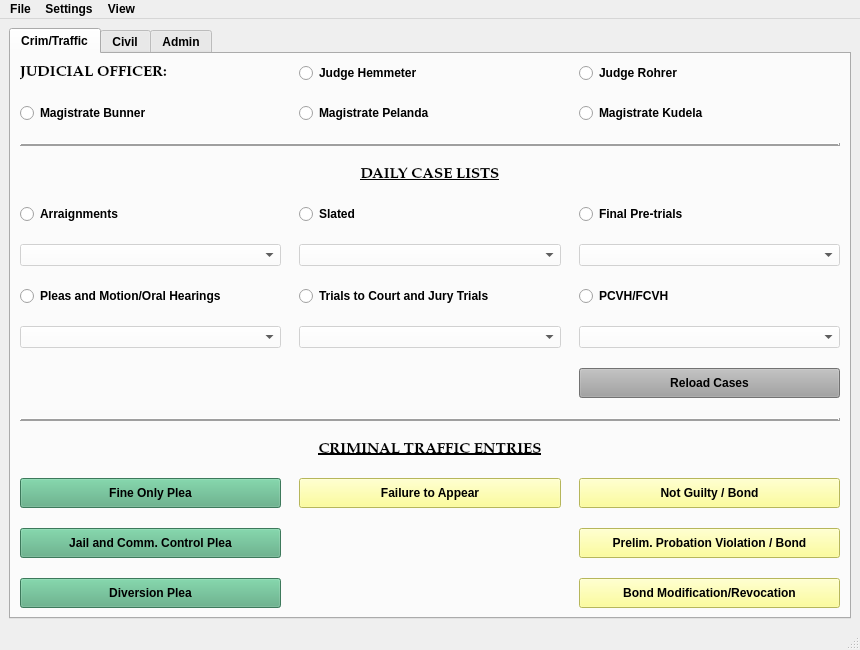
Above: package/views/ui/MainWindow.ui from HunterProgram22/MuniEntry before the change. Below: the same form after it.
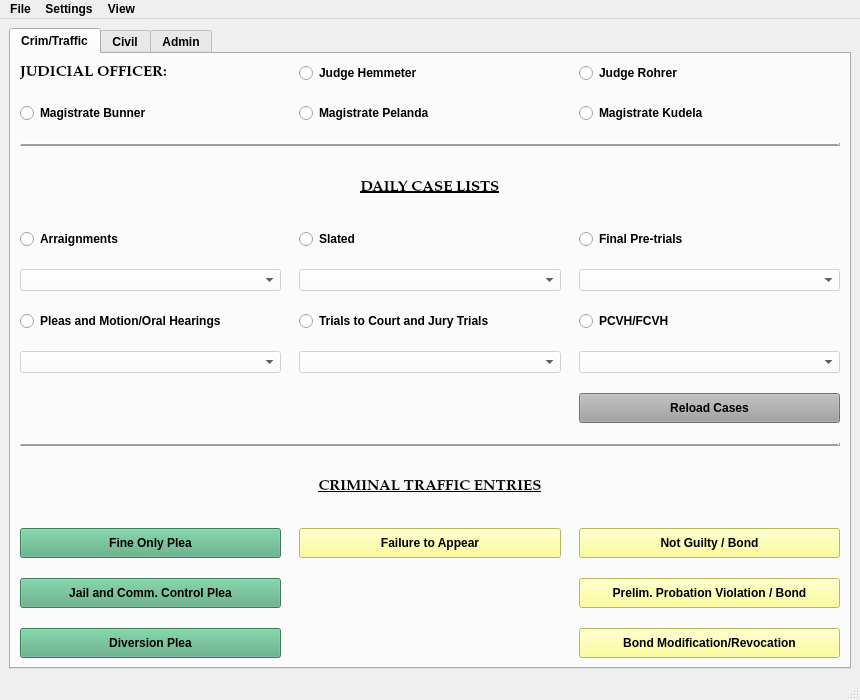
That is the form after the change.

Diff of the .ui file:
```diff
--- a/package/views/ui/MainWindow.ui
+++ b/package/views/ui/MainWindow.ui
@@ -7,7 +7,7 @@
     <x>0</x>
     <y>0</y>
     <width>860</width>
-    <height>650</height>
+    <height>700</height>
    </rect>
   </property>
   <property name="minimumSize">
```
Left out of the diff: 4 changed lines with no effect on the pictures.
